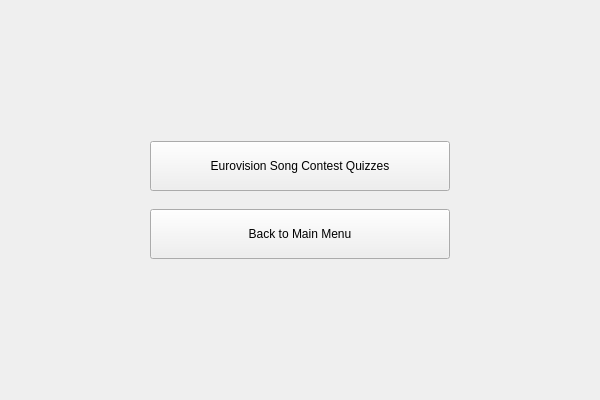
Before: the Qt Designer form ui/quizzes_main_menu.ui in GiaFil7/esc_app, drawn with Qt 5.
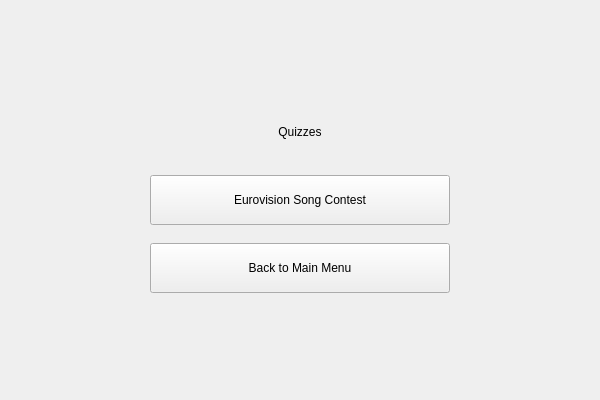
After: the same form once the commit is applied.

Commit message: Added titles to menus and simplified button text

Patch:
```diff
--- a/ui/quizzes_main_menu.ui
+++ b/ui/quizzes_main_menu.ui
@@ -54,6 +54,44 @@
        </property>
       </spacer>
      </item>
+     <item>
+      <widget class="QLabel" name="title_label">
+       <property name="sizePolicy">
+        <sizepolicy hsizetype="Fixed" vsizetype="Minimum">
+         <horstretch>0</horstretch>
+         <verstretch>0</verstretch>
+        </sizepolicy>
+       </property>
+       <property name="minimumSize">
+        <size>
+         <width>300</width>
+         <height>50</height>
+        </size>
+       </property>
+       <property name="text">
+        <string>Quizzes</string>
+       </property>
+       <property name="alignment">
+        <set>Qt::AlignmentFlag::AlignCenter</set>
+       </property>
+      </widget>
+     </item>
+     <item>
+      <spacer name="middle_spacer_2">
+       <property name="orientation">
+        <enum>Qt::Orientation::Vertical</enum>
+       </property>
+       <property name="sizeType">
+        <enum>QSizePolicy::Policy::Fixed</enum>
+       </property>
+       <property name="sizeHint" stdset="0">
+        <size>
+         <width>20</width>
+         <height>12</height>
+        </size>
+       </property>
+      </spacer>
+     </item>
      <item>
       <widget class="QPushButton" name="esc_quizzes_button">
        <property name="sizePolicy">
@@ -69,7 +107,7 @@
         </size>
        </property>
        <property name="text">
-        <string>Eurovision Song Contest Quizzes</string>
+        <string>Eurovision Song Contest</string>
        </property>
       </widget>
      </item>
```
The commit also changes 9 other files.
